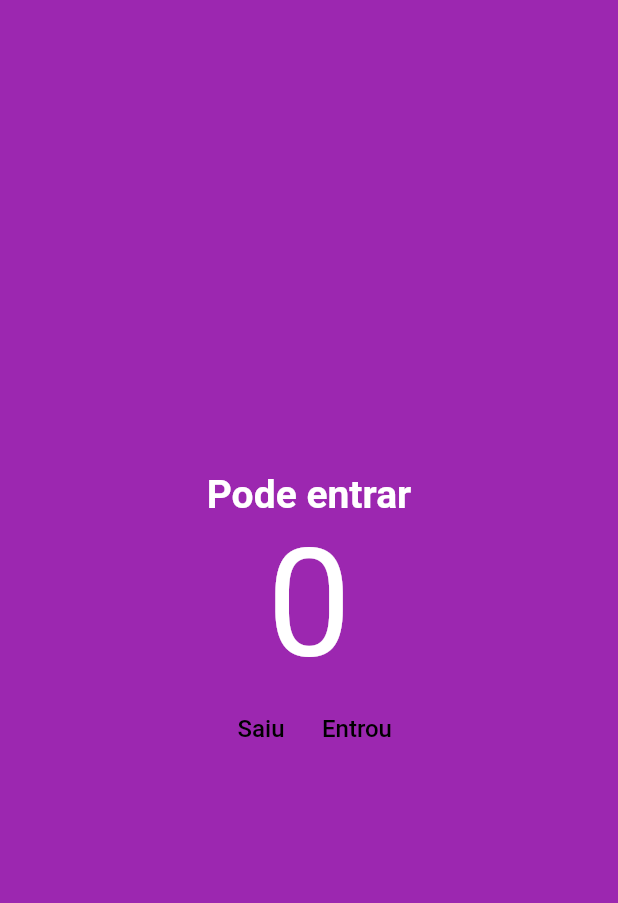
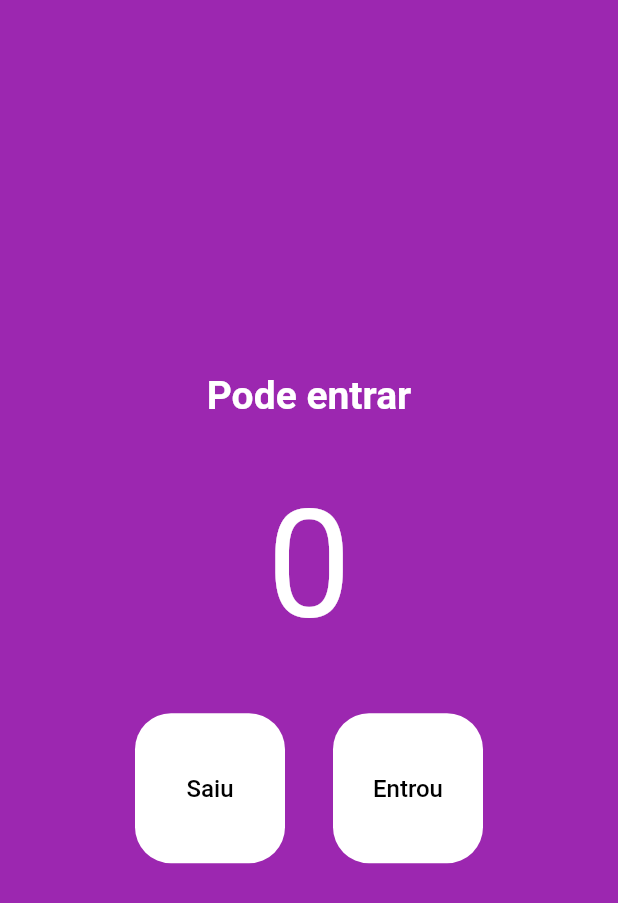
Before and after one commit to leandro-senno/cont_people, a Flutter app: the screen it shows after launch, on a phone screen of 412 x 824 dp. Shown: the top 903 px of the screen. Run offline on Flutter 3.47's test engine with Material 2 defaults, Android fonts, the phone set to English and light mode, and no system bars.

Commit message:
Criação do boatão

```diff
--- a/lib/screens/home_screen.dart
+++ b/lib/screens/home_screen.dart
@@ -26,11 +26,14 @@ class HomeScreen extends StatelessWidget {
               fontWeight: FontWeight.w700,
             ),
           ),
-          const Text(
-            "0",
-            style: TextStyle(
-              fontSize: 100,
-              color: Colors.white,
+          const Padding(
+            padding: EdgeInsets.all(40),
+            child: Text(
+              "0",
+              style: TextStyle(
+                fontSize: 100,
+                color: Colors.white,
+              ),
             ),
           ),
           Row(
@@ -38,6 +41,13 @@ class HomeScreen extends StatelessWidget {
             children: [
               TextButton(
                 onPressed: decrement,
+                style: TextButton.styleFrom(
+                    backgroundColor: Colors.white,
+                    fixedSize: const Size(100, 100),
+                    primary: Colors.black,
+                    shape: RoundedRectangleBorder(
+                      borderRadius: BorderRadius.circular(24),
+                    )),
                 child: const Text(
                   "Saiu",
                   style: TextStyle(
@@ -46,8 +56,18 @@ class HomeScreen extends StatelessWidget {
                   ),
                 ),
               ),
+              const SizedBox(
+                width: 32,
+              ),
               TextButton(
                 onPressed: increment,
+                style: TextButton.styleFrom(
+                    backgroundColor: Colors.white,
+                    fixedSize: const Size(100, 100),
+                    primary: Colors.black,
+                    shape: RoundedRectangleBorder(
+                      borderRadius: BorderRadius.circular(24),
+                    )),
                 child: const Text(
                   "Entrou",
                   style: TextStyle(
```
